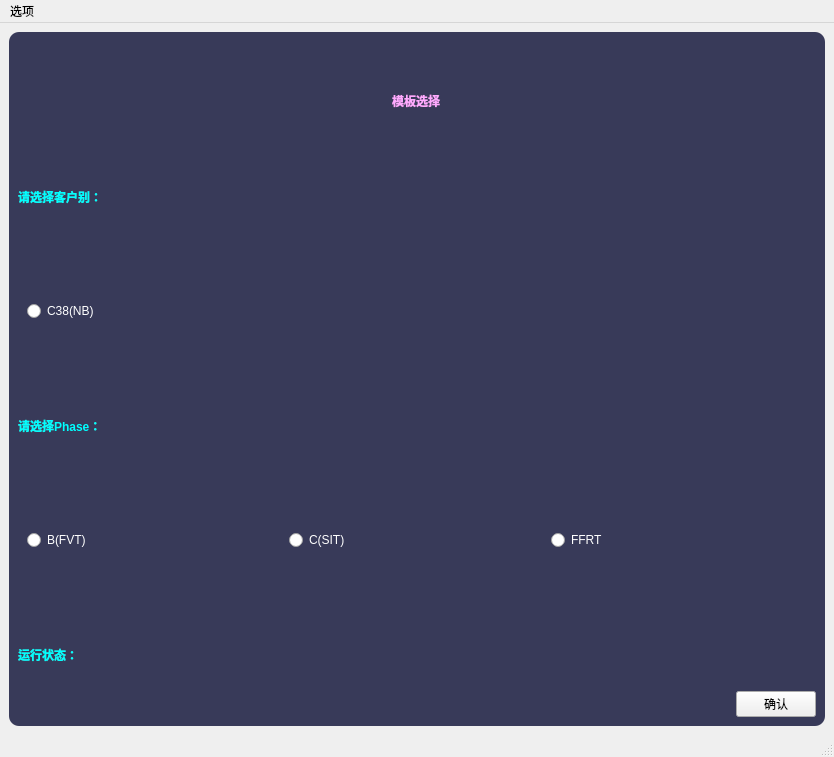
Qt form DDISExcel/Excelmain.ui (caoedwin/GiteeMirror) before a commit.
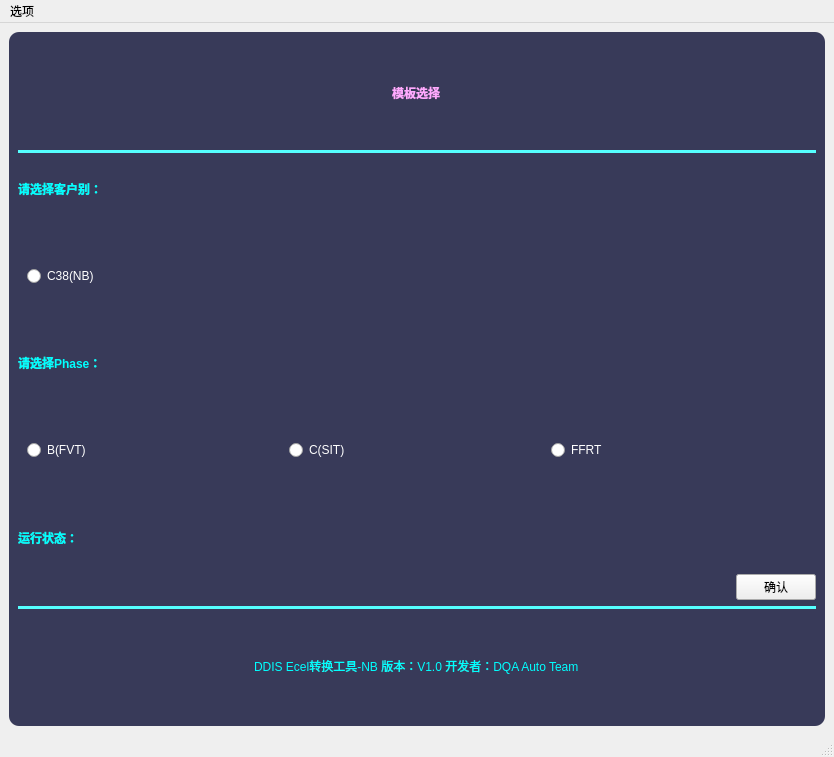
The same form after that commit.

What changed in the file:
```diff
--- a/DDISExcel/Excelmain.ui
+++ b/DDISExcel/Excelmain.ui
@@ -36,7 +36,7 @@
        <enum>QFrame::Raised</enum>
       </property>
       <layout class="QGridLayout" name="gridLayout_2">
-       <item row="4" column="0" colspan="3">
+       <item row="5" column="0" colspan="3">
         <widget class="QFrame" name="frame_3">
          <property name="frameShape">
           <enum>QFrame::StyledPanel</enum>
@@ -103,7 +103,7 @@
          </layout>
         </widget>
        </item>
-       <item row="5" column="1">
+       <item row="6" column="1">
         <widget class="QLabel" name="label_5">
          <property name="minimumSize">
           <size>
@@ -127,31 +127,17 @@
          </property>
         </widget>
        </item>
-       <item row="5" column="0">
-        <widget class="QLabel" name="label_4">
-         <property name="minimumSize">
-          <size>
-           <width>60</width>
-           <height>60</height>
-          </size>
-         </property>
-         <property name="maximumSize">
-          <size>
-           <width>100</width>
-           <height>60</height>
-          </size>
-         </property>
+       <item row="7" column="2" alignment="Qt::AlignRight">
+        <widget class="QPushButton" name="pushButton">
          <property name="styleSheet">
-          <string notr="true">font: 9pt &quot;楷体&quot;;
-color: rgb(0, 255, 255);
-font-weight:bold;</string>
+          <string notr="true">font: 9pt &quot;楷体&quot;;</string>
          </property>
          <property name="text">
-          <string>运行状态：</string>
+          <string>确认</string>
          </property>
         </widget>
        </item>
-       <item row="2" column="0" colspan="3">
+       <item row="3" column="0" colspan="3">
         <widget class="QFrame" name="frame_2">
          <property name="frameShape">
           <enum>QFrame::StyledPanel</enum>
@@ -184,7 +170,7 @@
          </layout>
         </widget>
        </item>
-       <item row="3" column="0">
+       <item row="4" column="0">
         <widget class="QLabel" name="label_3">
          <property name="minimumSize">
           <size>
@@ -208,6 +194,30 @@
          </property>
         </widget>
        </item>
+       <item row="2" column="0">
+        <widget class="QLabel" name="label_2">
+         <property name="minimumSize">
+          <size>
+           <width>0</width>
+           <height>60</height>
+          </size>
+         </property>
+         <property name="maximumSize">
+          <size>
+           <width>16777215</width>
+           <height>60</height>
+          </size>
+         </property>
+         <property name="styleSheet">
+          <string notr="true">font: 14pt &quot;楷体&quot;;
+color: rgb(0, 255, 255);
+font-weight:bold;</string>
+         </property>
+         <property name="text">
+          <string>请选择客户别：</string>
+         </property>
+        </widget>
+       </item>
        <item row="0" column="0" colspan="3" alignment="Qt::AlignHCenter">
         <widget class="QLabel" name="label">
          <property name="maximumSize">
@@ -227,37 +237,58 @@
          </property>
         </widget>
        </item>
-       <item row="6" column="2" alignment="Qt::AlignRight">
-        <widget class="QPushButton" name="pushButton">
-         <property name="styleSheet">
-          <string notr="true">font: 9pt &quot;楷体&quot;;</string>
-         </property>
-         <property name="text">
-          <string>确认</string>
-         </property>
-        </widget>
-       </item>
-       <item row="1" column="0">
-        <widget class="QLabel" name="label_2">
+       <item row="6" column="0">
+        <widget class="QLabel" name="label_4">
          <property name="minimumSize">
           <size>
-           <width>0</width>
+           <width>60</width>
            <height>60</height>
           </size>
          </property>
          <property name="maximumSize">
           <size>
-           <width>16777215</width>
+           <width>100</width>
            <height>60</height>
           </size>
          </property>
          <property name="styleSheet">
-          <string notr="true">font: 14pt &quot;楷体&quot;;
+          <string notr="true">font: 9pt &quot;楷体&quot;;
 color: rgb(0, 255, 255);
 font-weight:bold;</string>
          </property>
          <property name="text">
-          <string>请选择客户别：</string>
+          <string>运行状态：</string>
+         </property>
+        </widget>
+       </item>
+       <item row="8" column="0" colspan="3">
+        <widget class="Line" name="line_2">
+         <property name="styleSheet">
+          <string notr="true">background-color: rgb(85, 255, 255);</string>
+         </property>
+         <property name="orientation">
+          <enum>Qt::Horizontal</enum>
+         </property>
+        </widget>
+       </item>
+       <item row="1" column="0" colspan="3">
+        <widget class="Line" name="line">
+         <property name="styleSheet">
+          <string notr="true">background-color: rgb(85, 255, 255);</string>
+         </property>
+         <property name="orientation">
+          <enum>Qt::Horizontal</enum>
+         </property>
+        </widget>
+       </item>
+       <item row="9" column="0" colspan="3" alignment="Qt::AlignHCenter">
+        <widget class="QLabel" name="label_6">
+         <property name="styleSheet">
+          <string notr="true">font: 9pt &quot;楷体&quot;;
+color: rgb(0, 255, 255);</string>
+         </property>
+         <property name="text">
+          <string>DDIS Ecel转换工具-NB 版本：V1.0 开发者：DQA Auto Team</string>
          </property>
         </widget>
        </item>
```
